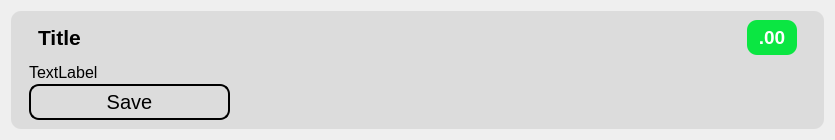
Qt form ui/result.ui (Achu-Worifung/quickMove) before a commit.
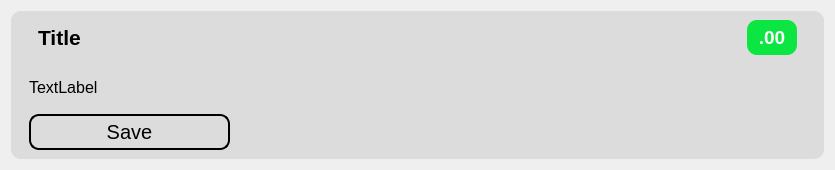
The same form after that commit. Icons and pictures are not drawn.

```diff
--- a/ui/result.ui
+++ b/ui/result.ui
@@ -7,15 +7,21 @@
     <x>0</x>
     <y>0</y>
     <width>835</width>
-    <height>140</height>
+    <height>170</height>
    </rect>
   </property>
   <property name="sizePolicy">
-   <sizepolicy hsizetype="Preferred" vsizetype="MinimumExpanding">
+   <sizepolicy hsizetype="Preferred" vsizetype="Preferred">
     <horstretch>0</horstretch>
     <verstretch>0</verstretch>
    </sizepolicy>
   </property>
+  <property name="minimumSize">
+   <size>
+    <width>0</width>
+    <height>150</height>
+   </size>
+  </property>
   <property name="maximumSize">
    <size>
     <width>16777215</width>
```
